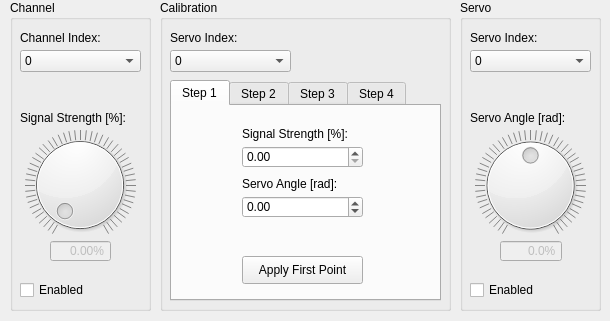
First picture: the form in src/servocalibrationtoolwindow.ui, repository CatixBot/ServoCalibrationTool, before the edit.
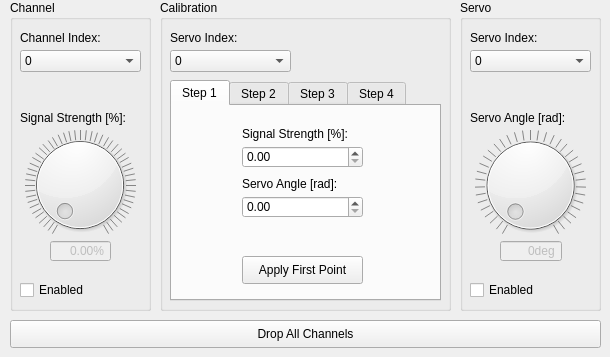
Second picture: the form after the edit.

Commit message: add: drop button and sevo signals

Patch:
```diff
--- a/src/servocalibrationtoolwindow.ui
+++ b/src/servocalibrationtoolwindow.ui
@@ -7,7 +7,7 @@
     <x>0</x>
     <y>0</y>
     <width>610</width>
-    <height>321</height>
+    <height>357</height>
    </rect>
   </property>
   <property name="windowTitle">
@@ -35,16 +35,16 @@
      </rect>
     </property>
     <property name="minimum">
-     <number>-900</number>
+     <number>0</number>
     </property>
     <property name="maximum">
-     <number>900</number>
+     <number>180</number>
     </property>
     <property name="pageStep">
      <number>1</number>
     </property>
     <property name="notchTarget">
-     <double>20.000000000000000</double>
+     <double>5.000000000000000</double>
     </property>
     <property name="notchesVisible">
      <bool>true</bool>
@@ -161,10 +161,13 @@
      <enum>QAbstractSpinBox::NoButtons</enum>
     </property>
     <property name="suffix">
-     <string>%</string>
+     <string>deg</string>
     </property>
     <property name="decimals">
-     <number>1</number>
+     <number>0</number>
+    </property>
+    <property name="maximum">
+     <double>180.000000000000000</double>
     </property>
    </widget>
   </widget>
@@ -449,10 +452,10 @@
        </rect>
       </property>
       <property name="minimum">
-       <double>-1.570000000000000</double>
+       <double>0.000000000000000</double>
       </property>
       <property name="maximum">
-       <double>1.570000000000000</double>
+       <double>3.140000000000000</double>
       </property>
       <property name="singleStep">
        <double>0.010000000000000</double>
@@ -762,6 +765,19 @@
     </item>
    </widget>
   </widget>
+  <widget class="QPushButton" name="pushButtonDropAll">
+   <property name="geometry">
+    <rect>
+     <x>10</x>
+     <y>320</y>
+     <width>591</width>
+     <height>28</height>
+    </rect>
+   </property>
+   <property name="text">
+    <string>Drop All Channels</string>
+   </property>
+  </widget>
  </widget>
  <resources/>
  <connections/>
```
Left out of the diff: 4 changed lines with no effect on the pictures. The commit also changes 4 other files.
